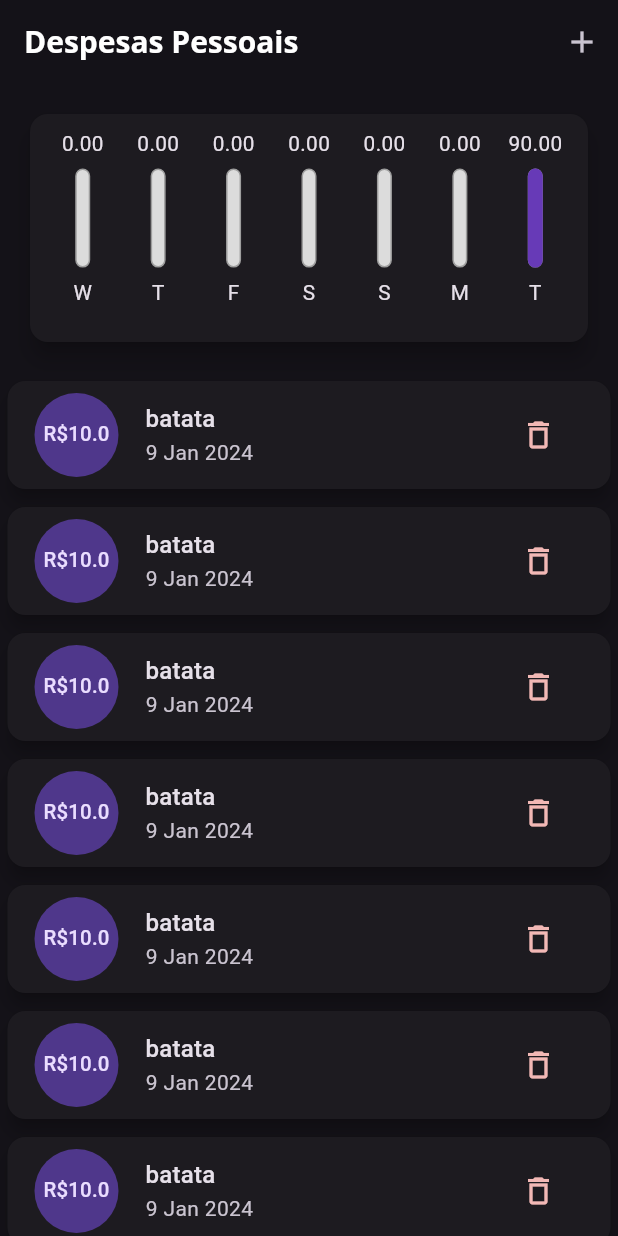
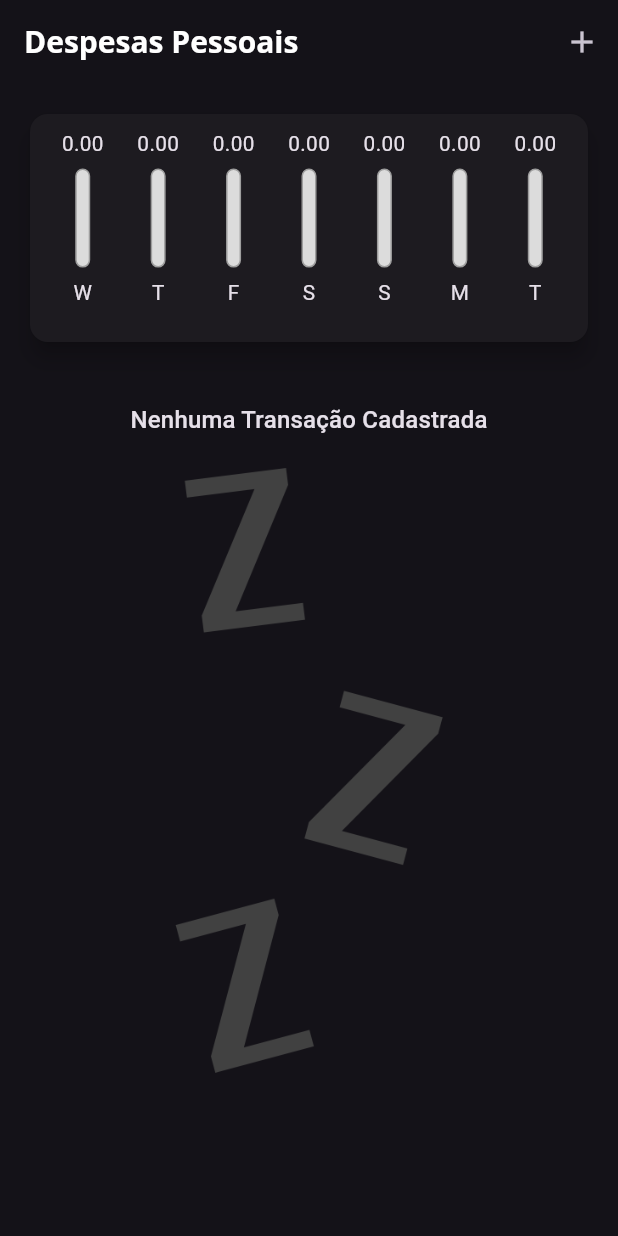
Before and after one commit to ChrisFermino/expenses, a Flutter app: the screen it shows after launch, on a phone screen of 412 x 824 dp. Run offline on Flutter 3.47's test engine with Material 3 defaults, Android fonts, the phone set to English and light mode, and no system bars.

Commit message:
final adjustments

```diff
--- a/lib/main.dart
+++ b/lib/main.dart
@@ -50,17 +50,7 @@ class MyHomePage extends StatefulWidget {
 }
 
 class _MyHomePageState extends State<MyHomePage> {
-  final List<Transaction> _transactions = [
-    Transaction(id: '1', title: 'batata', value: 10, date: DateTime.now()),
-    Transaction(id: '2', title: 'batata', value: 10, date: DateTime.now()),
-    Transaction(id: '3', title: 'batata', value: 10, date: DateTime.now()),
-    Transaction(id: '4', title: 'batata', value: 10, date: DateTime.now()),
-    Transaction(id: '5', title: 'batata', value: 10, date: DateTime.now()),
-    Transaction(id: '6', title: 'batata', value: 10, date: DateTime.now()),
-    Transaction(id: '7', title: 'batata', value: 10, date: DateTime.now()),
-    Transaction(id: '8', title: 'batata', value: 10, date: DateTime.now()),
-    Transaction(id: '9', title: 'batata', value: 10, date: DateTime.now()),
-  ];
+  final List<Transaction> _transactions = [];
 
   bool _showChart = false;
 
@@ -147,11 +137,6 @@ class _MyHomePageState extends State<MyHomePage> {
           ],
         ),
       ),
-      // floatingActionButton: FloatingActionButton(
-      //   onPressed: () => _openTransactionFormModal(context),
-      //   child: const Icon(Icons.add),
-      // ),
-      // floatingActionButtonLocation: FloatingActionButtonLocation.centerFloat,
     );
   }
 }
```
Also changed, not shown: lib/components/chart_bar.dart (+6 -2 lines).
